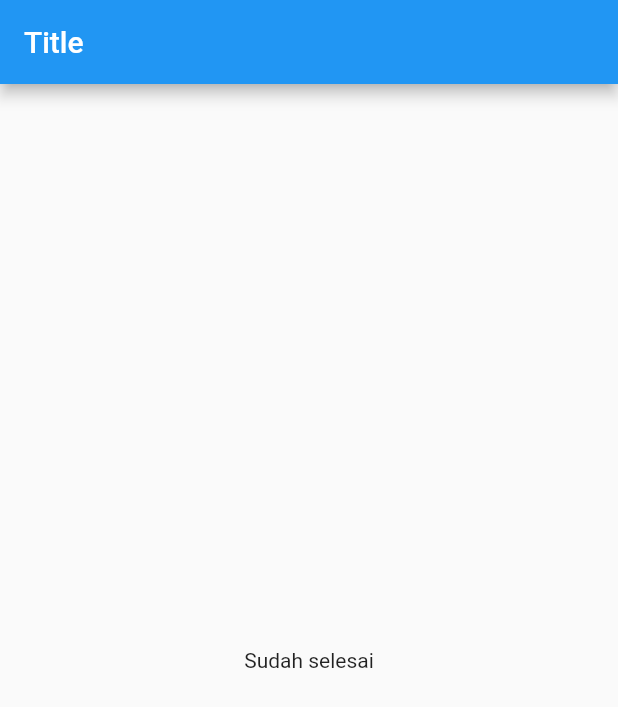
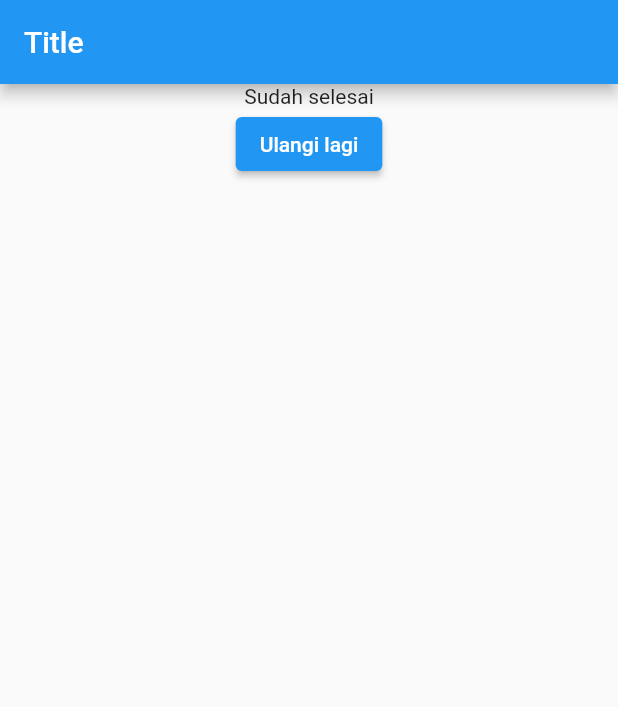
Before and after one commit to ibnunaufal/flutter_quiz_app, a Flutter app: the screen it shows after launch, after a tap on "Black", after a tap on "Anjing", on a phone screen of 412 x 824 dp. Shown: the top 707 px of the screen. Run offline on Flutter 3.47's test engine with Material 2 defaults, Android fonts, the phone set to English and light mode, and no system bars.

```diff
--- a/lib/main.dart
+++ b/lib/main.dart
@@ -48,7 +48,14 @@ class _MyAppState extends State<MyApp> {
                 }).toList(),
               ])
             : Center(
-                child: Text('Sudah selesai'),
+                child: Column(children: [
+                  Text('Sudah selesai'),
+                  ElevatedButton(onPressed: (){
+                    setState(() {
+                      questionsIndex = 0;
+                    });
+                  }, child: Text('Ulangi lagi'))
+                ],),
               ),
       ),
     );
```
